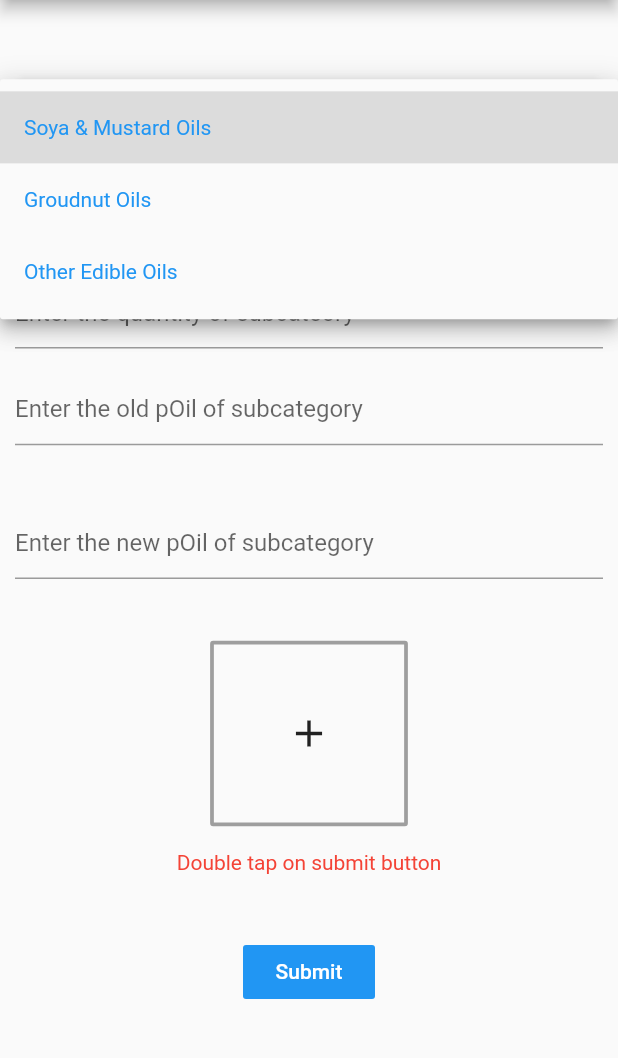
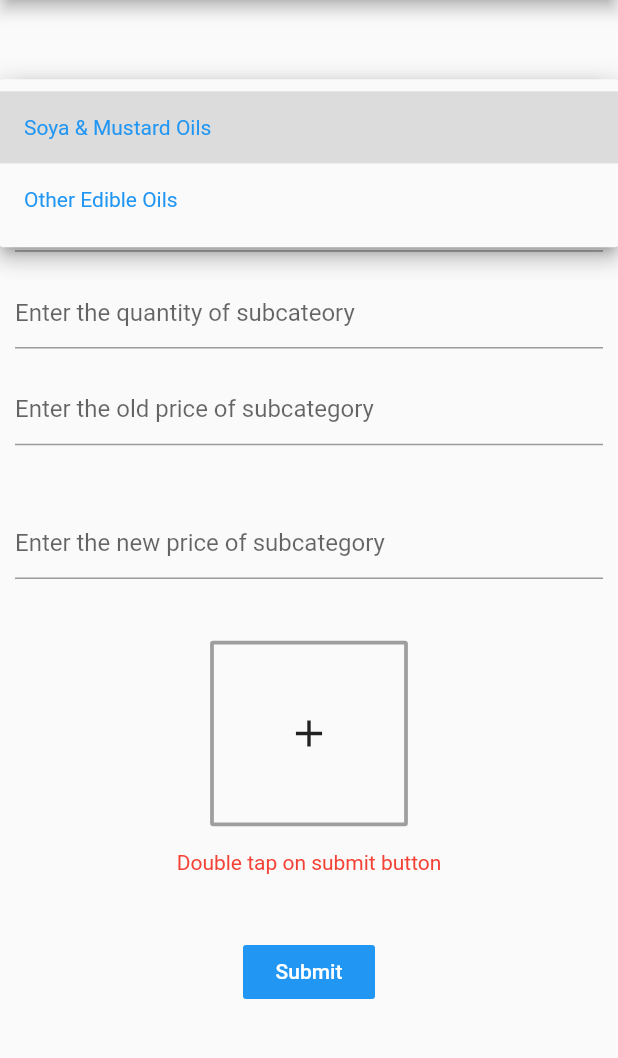
Before and after one commit to swaadheenta/ecommerce_app, a Flutter app: the Oil screen opened directly, after a tap on "Please select a category", on a phone screen of 412 x 824 dp, the part 84-1142 px from its top. Run offline on Flutter 3.47's test engine with Material 2 defaults, Android fonts, the phone set to English and light mode, and no system bars; our stand-ins replace cloud_firestore, firebase_core, firebase_storage, image_picker; accounts and stored records are empty.

```diff
--- a/lib/Admin/Foodgrains/Oils.dart
+++ b/lib/Admin/Foodgrains/Oils.dart
@@ -16,8 +16,8 @@ class Oil extends StatefulWidget {
 
 class _OilState extends State<Oil> {
   TextEditingController SubCategoryname = new TextEditingController();
-  TextEditingController SubCategoryoldpOil = new TextEditingController();
-  TextEditingController SubCategorynewpOil = new TextEditingController();
+  TextEditingController SubCategoryoldprice = new TextEditingController();
+  TextEditingController SubCategorynewprice = new TextEditingController();
   TextEditingController SubCategoryquantity = new TextEditingController();
   String Imgname;
   String Imgloc;
@@ -60,7 +60,7 @@ class _OilState extends State<Oil> {
                       isExpanded: true,
                       iconSize: 30.0,
                       style: TextStyle(color: Colors.blue),
-                      items: ["Soya & Mustard Oils", "Groudnut Oils","Other Edible Oils"].map(
+                      items: ["Soya & Mustard Oils","Other Edible Oils"].map(
                         (val) {
                           return DropdownMenuItem<String>(
                             value: val,
@@ -98,18 +98,18 @@ class _OilState extends State<Oil> {
                   height: displayHeight(context) * 0.02,
                 ),
                 TextFormField(
-                  controller: SubCategoryoldpOil,
+                  controller: SubCategoryoldprice,
                   decoration: InputDecoration(
-                    hintText: "Enter the old pOil of subcategory",
+                    hintText: "Enter the old price of subcategory",
                   ),
                 ),
                 SizedBox(
                   height: displayHeight(context) * 0.05,
                 ),
                 TextFormField(
-                  controller: SubCategorynewpOil,
+                  controller: SubCategorynewprice,
                   decoration: InputDecoration(
-                    hintText: "Enter the new pOil of subcategory",
+                    hintText: "Enter the new price of subcategory",
                   ),
                 ),
                 SizedBox(
@@ -147,8 +147,8 @@ class _OilState extends State<Oil> {
                       Map<String, dynamic> data = {
                         "name": SubCategoryname.text,
                         "quantity": SubCategoryquantity.text,
-                        "oldpOil": SubCategoryoldpOil.text,
-                        "newpOil":SubCategorynewpOil.text,
+                        "oldprice": SubCategoryoldprice.text,
+                        "newprice":SubCategorynewprice.text,
                         "imgname": Imgname,
                         "imgloc": Imgloc,
                       };
```
Also changed, not shown: lib/Admin/Foodgrains/Salt.dart (+6 -6 lines).
